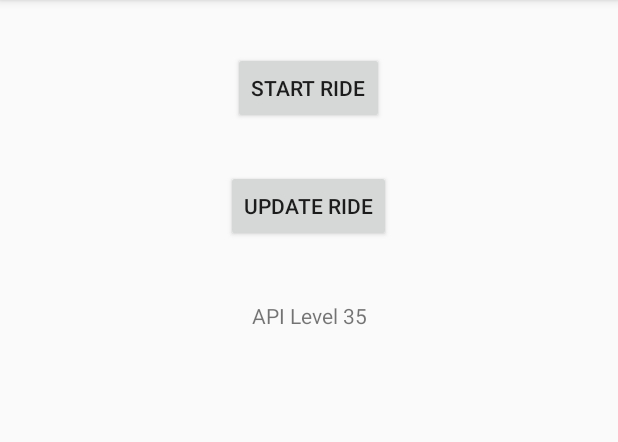
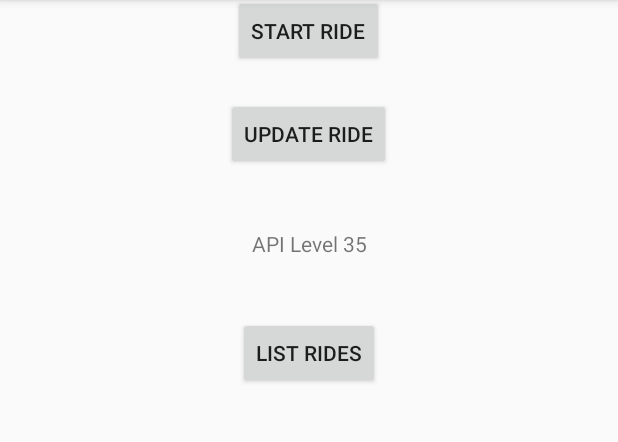
Before and after one commit to JacobMoller/ScooterSharing, an Android app: the screen it shows after launch (MainActivity), on a phone screen of 412 x 824 dp, the part 84-526 px from its top. Run offline under Robolectric (Android 15) with nearby library versions, the phone set to English and light mode, and no system bars.

Commit message:
Exercise 4.

```diff
--- a/app/build.gradle
+++ b/app/build.gradle
@@ -41,7 +41,9 @@ dependencies {
     implementation 'androidx.core:core-ktx:1.9.0'
     implementation 'androidx.navigation:navigation-fragment-ktx:2.5.3'
     implementation 'androidx.navigation:navigation-ui-ktx:2.5.3'
-    implementation 'com.google.android.material:material:1.7.0'
+    implementation 'com.google.android.material:material:1.8.0'
+    implementation 'androidx.lifecycle:lifecycle-viewmodel-ktx:2.4.1'
+    implementation 'androidx.recyclerview:recyclerview:1.2.1'
     testImplementation 'junit:junit:4.13.2'
     androidTestImplementation 'androidx.test.espresso:espresso-core:3.5.0'
     androidTestImplementation 'androidx.test.ext:junit:1.1.4'
--- a/app/src/main/java/dk/itu/moapd/scootersharing/jacj/MainActivity.kt
+++ b/app/src/main/java/dk/itu/moapd/scootersharing/jacj/MainActivity.kt
@@ -3,17 +3,26 @@ package dk.itu.moapd.scootersharing.jacj
 import android.content.Intent
 import android.os.Build
 import android.os.Bundle
+import android.view.View
+import android.widget.ListView
 import androidx.appcompat.app.AppCompatActivity
 import androidx.core.view.WindowCompat
 import dk.itu.moapd.scootersharing.jacj.databinding.ActivityMainBinding
 
 class MainActivity : AppCompatActivity() {
+
+    companion object {
+        lateinit var ridesDB: RidesDB
+    }
+
     private lateinit var binding: ActivityMainBinding
     override fun onCreate(savedInstanceState: Bundle?) {
         WindowCompat.setDecorFitsSystemWindows(window, false)
         super.onCreate(savedInstanceState)
         binding = ActivityMainBinding.inflate(layoutInflater)
         setContentView(binding.root)
+
+        ridesDB = RidesDB.get(this)
 
         with(binding)
         {
@@ -28,9 +37,27 @@ class MainActivity : AppCompatActivity() {
                 startActivity(intent)
             }
 
+            listRidesButton.setOnClickListener {
+                if(rideListView.visibility == View.GONE){
+                    rideListView.visibility = View.VISIBLE
+                }
+                else{
+                    rideListView.visibility = View.GONE
+                }
+            }
+
             // API Level
             val version = Build.VERSION.SDK_INT
             apiLevel.text = getString(R.string.version, version)
+
+            //Create custom adapter
+            refresh(rideListView)
         }
     }
+
+    fun refresh(rideListView: ListView) {
+        val adapter = RideListAdapter(this@MainActivity, R.layout.list_rides, ridesDB.getRidesList())
+        binding = ActivityMainBinding.inflate(layoutInflater)
+        rideListView.adapter = adapter
+    }
 }
--- /dev/null
+++ b/app/src/main/java/dk/itu/moapd/scootersharing/jacj/RidesDB.kt
@@ -0,0 +1,115 @@
+package dk.itu.moapd.scootersharing.jacj
+
+import android.content.Context
+import android.util.Log
+import java.util.Random
+import kotlin.collections.ArrayList
+
+private const val TAG = "RidesDB"
+
+class RidesDB private constructor(context: Context) {
+
+    private val rides = ArrayList <Scooter >()
+    companion object : RidesDBHolder<RidesDB, Context>(::RidesDB)
+
+    private var currentScooterName: String = "" //TODO: Is this the right approach?
+
+    init {
+        rides.add(
+            Scooter("CPH001", "ITU", randomDate())
+        )
+        rides.add(
+            Scooter("CPH002", "Fields", randomDate())
+        )
+        rides.add(
+            Scooter("CPH003", "Lufthavn", randomDate())
+        )
+        rides.add(
+            Scooter("CPH004", "Lufthavn", randomDate())
+        )
+        rides.add(
+            Scooter("CPH005", "Lufthavn", randomDate())
+        )
+        rides.add(
+            Scooter("CPH006", "Lufthavn", randomDate())
+        )
+        rides.add(
+            Scooter("CPH007", "Lufthavn", randomDate())
+        )
+        rides.add(
+            Scooter("CPH008", "Lufthavn", randomDate())
+        )
+        rides.add(
+            Scooter("CPH009", "Lufthavn", randomDate())
+        )
+        rides.add(
+            Scooter("CPH010", "Lufthavn", randomDate())
+        )
+    }
+
+    fun getRidesList(): List<Scooter> {
+        return rides
+    }
+
+    fun addScooter(name: String , location: String) {
+        //TODO: Name already exists. Must be unique. Propagate error to user some way?
+        //if(!rides.any{ scooter -> scooter.name == name }){
+        //    Log.d(TAG, "The duplicate is ${name} (from user)")
+            rides.add(Scooter(name, location))
+        //}
+        //throw IllegalArgumentException("A scooter with that value is already in the list.")
+    }
+
+    fun updateCurrentScooter(location: String) {
+        val index = rides.indexOfFirst {
+            it.name == getCurrentScooter()?.name
+        }
+        val scooter = rides[index]
+        scooter.location = location
+
+        rides[index] = scooter
+    }
+
+    fun getCurrentScooter(): Scooter? = rides.find { it.name == currentScooterName } //TODO: Is this ok?
+
+    fun getCurrentScooterInfo(): String = getCurrentScooter().toString()
+
+    fun setCurrentScooter(newCurrentScooterName: String) {
+        currentScooterName = newCurrentScooterName
+    } //TODO: Is this the right approach?
+
+    /**
+     * Generate a random timestamp in the last 365 days. *
+     * @return A random timestamp in the last year.
+     */
+    private fun randomDate(): Long {
+        val random = Random ()
+        val now = System.currentTimeMillis()
+        val year = random.nextDouble() * 1000 * 60 * 60 * 24 * 365
+        return (now - year).toLong()
+    }
+}
+
+open class RidesDBHolder<out T: Any, in A>(creator: (A) -> T) {
+
+    private var creator: ((A) -> T)? = creator
+
+    @Volatile private var instance: T? = null
+    fun get(arg: A): T {
+        val checkInstance = instance
+        if (checkInstance != null)
+            return checkInstance
+
+        return synchronized(this) {
+            val checkInstanceAgain = instance
+            if (checkInstanceAgain != null)
+                checkInstanceAgain
+            else {
+                val created = creator!!(arg)
+                instance = created
+                creator = null
+                created
+            }
+        }
+    }
+}
--- a/app/src/main/java/dk/itu/moapd/scootersharing/jacj/Scooter.kt
+++ b/app/src/main/java/dk/itu/moapd/scootersharing/jacj/Scooter.kt
@@ -13,12 +13,13 @@ import java.util.*
  * @constructor Creates a scooter, given a name and location.
  * @author Jacob Møller Jensen
  */
-class Scooter(var name: String, _location: String, private var timestamp: Long = System.currentTimeMillis()){
+class Scooter(val name: String, _location: String, var timestamp: Long = System.currentTimeMillis()){
     var location: String = _location
         set(newLocation) {
             field = newLocation
             timestamp = System.currentTimeMillis()
         }
+
     fun formatDate(date: Long): String {
         val date = Date(date)
         val format = SimpleDateFormat("HH:mm dd/MM yyyy")
--- a/app/src/main/res/layout/activity_main.xml
+++ b/app/src/main/res/layout/activity_main.xml
@@ -9,17 +9,18 @@
     android:id="@+id/scooter_sharing_title"
     android:layout_width="match_parent"
     android:layout_height="wrap_content"
-    android:textAlignment="center"
-    android:padding="24dp"
+    android:gravity="center_horizontal"
+    android:layout_marginTop="20dp"
     android:textSize="20sp"
-    tools:text="@string/scooter_sharing" />
+    android:textColor="@color/black"
+    android:text="@string/scooter_sharing" />
     <!-- Button to start a ride -->
     <Button
         android:layout_gravity="center"
         android:layout_width="wrap_content"
         android:layout_height="wrap_content"
         android:id="@+id/start_ride_button"
-        android:layout_margin="15dp"
+        android:layout_margin="5dp"
         android:text="@string/start_ride"/>
     <!-- Button to update a ride -->
     <Button
@@ -36,4 +37,17 @@
         android:textAlignment="center"
         android:padding="24dp"
         tools:text="@string/version" />
+    <Button
+        android:layout_gravity="center"
+        android:layout_width="wrap_content"
+        android:layout_height="wrap_content"
+        android:id="@+id/list_rides_button"
+        android:layout_margin="15dp"
+        android:text="@string/list_rides"/>
+    <ListView
+        xmlns:android="http://schemas.android.com/apk/res/android"
+        android:id="@+id/ride_list_view"
+        android:layout_width="match_parent"
+        android:layout_height="match_parent"
+        android:visibility="gone" />
 </LinearLayout>
--- a/app/src/main/res/values/strings.xml
+++ b/app/src/main/res/values/strings.xml
@@ -10,4 +10,5 @@
     <string name="version">API Level %1$d</string>
     <string name="ride_started">Ride started using %1$s.</string>
     <string name="ride_updated">Ride updated using %1$s.</string>
+    <string name="list_rides">List Rides</string>
 </resources>
```
Also changed, not shown: app/src/main/java/dk/itu/moapd/scootersharing/jacj/RideListAdapter.kt (added, +85 -0 lines), app/src/main/java/dk/itu/moapd/scootersharing/jacj/Shared.kt (deleted, +0 -12 lines), app/src/main/java/dk/itu/moapd/scootersharing/jacj/StartRideActivity.kt (+5 -5 lines), app/src/main/java/dk/itu/moapd/scootersharing/jacj/UpdateRideActivity.kt (+10 -5 lines), app/src/main/res/layout/list_rides.xml (added, +25 -0 lines).
